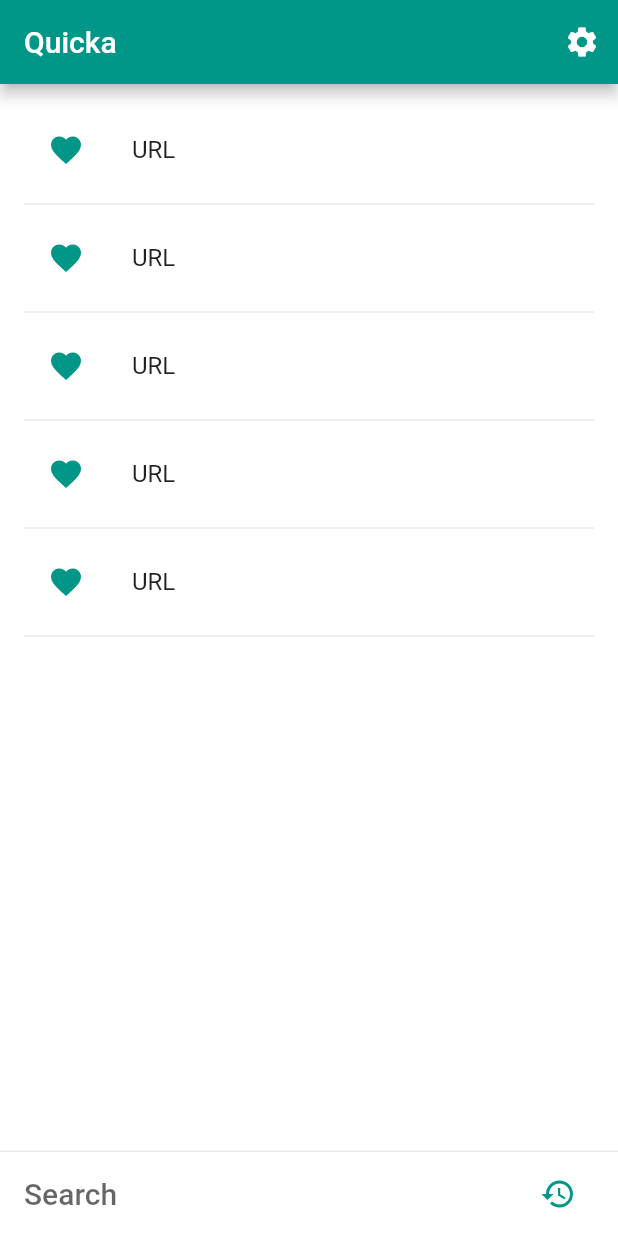
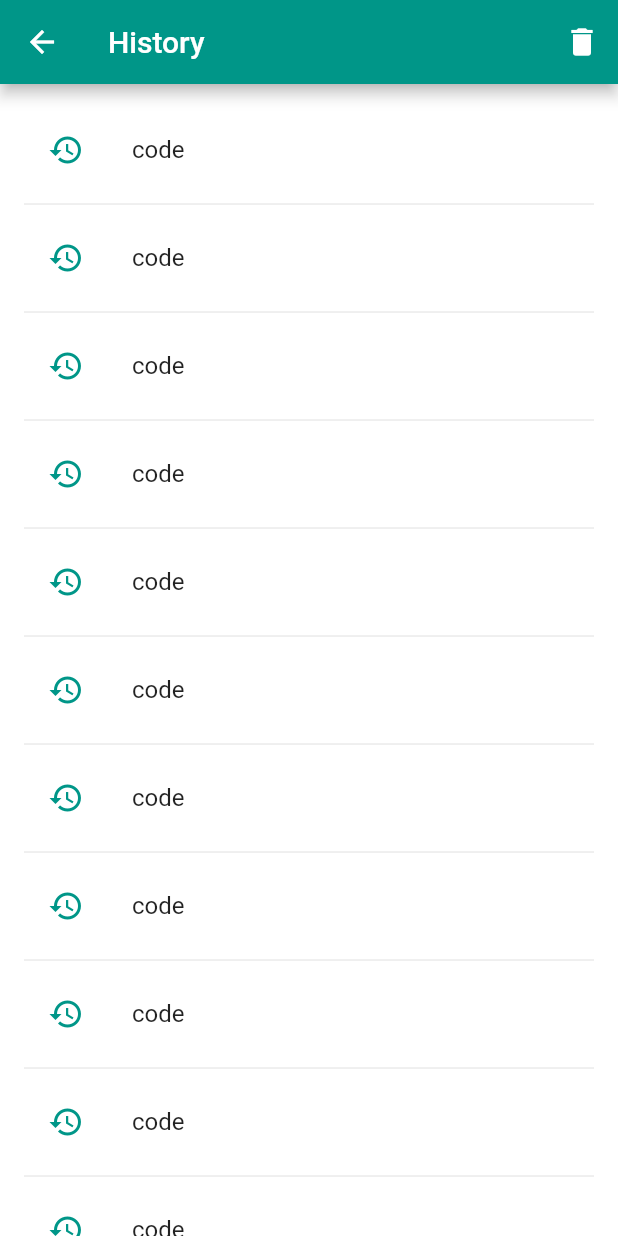
Before and after one commit to rakuishi/quicka-flutter, a Flutter app: the screen it shows after launch, after a tap on the "history" icon, on a phone screen of 412 x 824 dp. Run offline on Flutter 3.47's test engine with Material 2 defaults, Android fonts, the phone set to English and light mode, and no system bars; our stand-ins replace shared_preferences; generated files the repository leaves out were written again; statements that could not run were skipped.

Commit message:
Add history_list route

```diff
--- a/lib/ui/app.dart
+++ b/lib/ui/app.dart
@@ -1,5 +1,6 @@
 import 'package:flutter/material.dart';
 import 'package:quicka/ui/home_page.dart';
+import 'package:quicka/ui/history_list.dart';
 
 class MyApp extends StatelessWidget {
   @override
@@ -9,6 +10,9 @@ class MyApp extends StatelessWidget {
         primarySwatch: Colors.teal,
       ),
       home: new HomePage(),
+      routes: <String, WidgetBuilder>{
+        '/history': (BuildContext context) => new HistoryList(),
+      },
     );
   }
 }
--- /dev/null
+++ b/lib/ui/history_list.dart
@@ -0,0 +1,64 @@
+import 'package:flutter/material.dart';
+import 'package:quicka/repository/history_repository.dart';
+import 'package:quicka/model/history.dart';
+
+class HistoryList extends StatefulWidget {
+  @override
+  State createState() => new _HistoryListState();
+}
+
+class _HistoryListState extends State<HistoryList> {
+  final HistoryRepository _historyRepository = new HistoryRepository();
+  List<History> _histories = <History>[];
+
+  @override
+  void initState() {
+    super.initState();
+
+    _historyRepository.findAll().then((histories) => _setHistories(histories));
+  }
+
+  @override
+  Widget build(BuildContext context) {
+    return new Scaffold(
+      appBar: new AppBar(
+        title: new Text('History'),
+        actions: <Widget>[
+          new IconButton(
+              icon: new Icon(Icons.delete), onPressed: _handleDelete),
+        ],
+      ),
+      body: new Container(
+        color: Colors.white,
+        child: _buildListView(),
+      ),
+    );
+  }
+
+  Widget _buildListView() {
+    return new ListView.builder(
+      padding: new EdgeInsets.all(16.0),
+      itemBuilder: (context, i) {
+        if (i.isOdd) return new Divider();
+        final index = i ~/ 2;
+        final history = _histories[index];
+        return new ListTile(
+            title: new Text(history.name),
+            leading: new Icon(
+              Icons.history,
+              color: Theme.of(context).accentColor,
+            ),
+            onTap: () {
+              // do something
+            });
+      },
+      itemCount: _histories.length * 2,
+    );
+  }
+
+  void _setHistories(List<History> histories) {
+    setState(() => _histories = histories);
+  }
+
+  void _handleDelete() {}
+}
--- a/lib/ui/home_page.dart
+++ b/lib/ui/home_page.dart
@@ -47,8 +47,16 @@ class _HomePageState extends State<HomePage> {
       padding: new EdgeInsets.all(16.0),
       itemBuilder: (context, i) {
         if (i.isOdd) return new Divider();
-        // final index = i ~/ 2;
-        return new ListViewItem();
+        return new ListTile(
+          title: new Text('URL'),
+          leading: new Icon(
+            Icons.favorite,
+            color: Theme.of(context).accentColor,
+          ),
+          onTap: () {
+            // do something
+          },
+        );
       },
       itemCount: 10,
     );
@@ -89,7 +97,7 @@ class _HomePageState extends State<HomePage> {
           .add(new History(text))
           .then((history) => debugPrint(history.toString()))
           .whenComplete(() => _launchURL(
-          "http://www.google.com/search?q=${Uri.encodeComponent(text)}"));
+              "http://www.google.com/search?q=${Uri.encodeComponent(text)}"));
     }
   }
 
@@ -102,26 +110,10 @@ class _HomePageState extends State<HomePage> {
   }
 
   void _pushHistory() {
-    // do something
+    Navigator.of(context).pushNamed('/history');
   }
 
   void _pushSettings() {
     // do something
   }
 }
-
-class ListViewItem extends StatelessWidget {
-  @override
-  Widget build(BuildContext context) {
-    return new ListTile(
-      title: new Text('URL'),
-      leading: new Icon(
-        Icons.favorite,
-        color: Theme.of(context).accentColor,
-      ),
-      onTap: () {
-        // do something
-      },
-    );
-  }
-}
```
